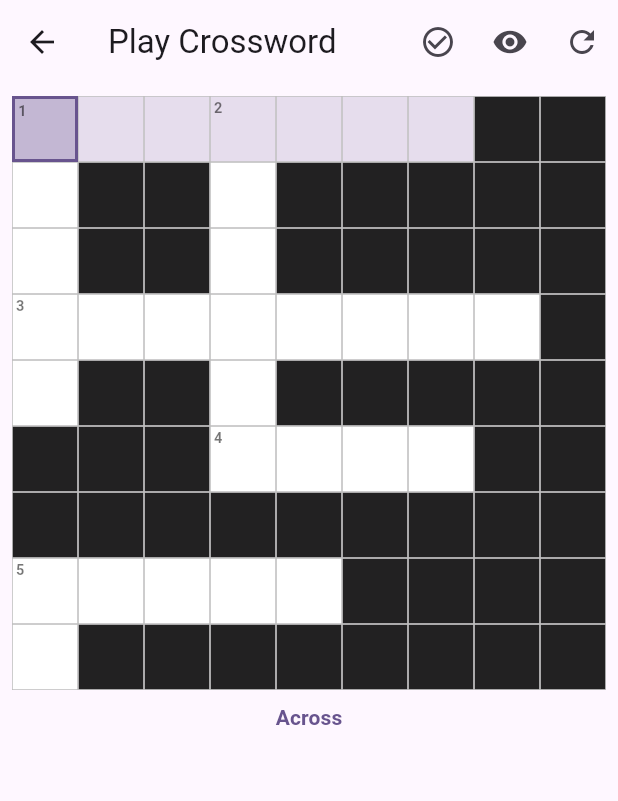
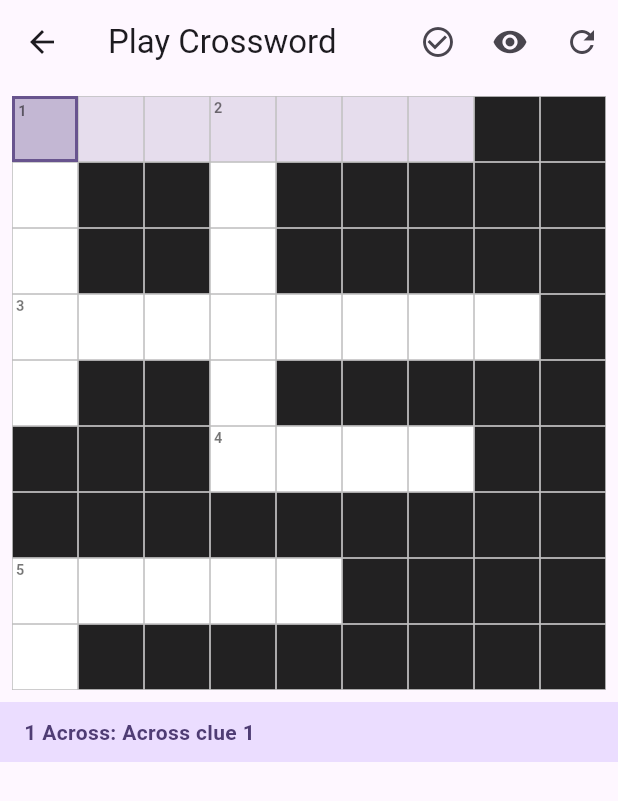
Before and after one commit to chobbs1/VocaBuilder, a Flutter app: the PlayCrosswordPage screen opened directly, after a tap on an icon or button, on a phone screen of 412 x 824 dp. Shown: the top 801 px of the screen. Run offline on Flutter 3.47's test engine with Material 3 defaults, Android fonts, the phone set to English and light mode, and no system bars; missing offline and left inert: amplify_api, amplify_flutter; statements that could not run were skipped.

Commit message:
render clue on screen

```diff
--- a/lib/models/crossword_puzzle.dart
+++ b/lib/models/crossword_puzzle.dart
@@ -121,6 +121,27 @@ class CrosswordPuzzle {
   /// Whether [row],[col] is part of the currently highlighted word.
   bool isInActiveWord(int row, int col) {
     return activeWordCells.contains((row, col));
+  }
+
+  /// Returns the [CrosswordClue] for the currently focused cell and
+  /// [activeDirection], or `null` if no clue is found.
+  CrosswordClue? get activeClue {
+    final cells = activeWordCells;
+    if (cells.isEmpty) return null;
+
+    // The clue starts at the first cell in the active word.
+    final (startRow, startCol) = cells.first;
+
+    final clues = activeDirection == ClueDirection.across
+        ? acrossClues
+        : downClues;
+
+    for (final clue in clues) {
+      if (clue.startRow == startRow && clue.startCol == startCol) {
+        return clue;
+      }
+    }
+    return null;
   }
 
   // ───────────────────────── Input helpers ─────────────────────────
--- a/lib/pages/play_crossword_page.dart
+++ b/lib/pages/play_crossword_page.dart
@@ -164,21 +164,34 @@ class _PlayCrosswordPageState extends State<PlayCrosswordPage> {
                   ),
                 ),
 
-                // ── Active clue hint ──
-                if (_puzzle.focusRow != null && _puzzle.focusCol != null)
-                  Padding(
-                    padding: const EdgeInsets.symmetric(horizontal: 16.0),
-                    child: Text(
+                // ── Active clue ──
+                Builder(builder: (context) {
+                  if (_puzzle.focusRow == null ||
+                      _puzzle.focusCol == null) {
+                    return const SizedBox.shrink();
+                  }
+                  final clue = _puzzle.activeClue;
+                  final direction =
                       _puzzle.activeDirection == ClueDirection.across
                           ? 'Across'
-                          : 'Down',
+                          : 'Down';
+                  return Container(
+                    width: double.infinity,
+                    padding: const EdgeInsets.symmetric(
+                        horizontal: 16.0, vertical: 10.0),
+                    color: colorScheme.primaryContainer,
+                    child: Text(
+                      clue != null
+                          ? '${clue.number} $direction: ${clue.text}'
+                          : direction,
                       style:
-                          Theme.of(context).textTheme.titleSmall?.copyWith(
-                                color: colorScheme.primary,
-                                fontWeight: FontWeight.bold,
+                          Theme.of(context).textTheme.bodyMedium?.copyWith(
+                                color: colorScheme.onPrimaryContainer,
+                                fontWeight: FontWeight.w600,
                               ),
                     ),
-                  ),
+                  );
+                }),
               ],
             ),
           ),
```
